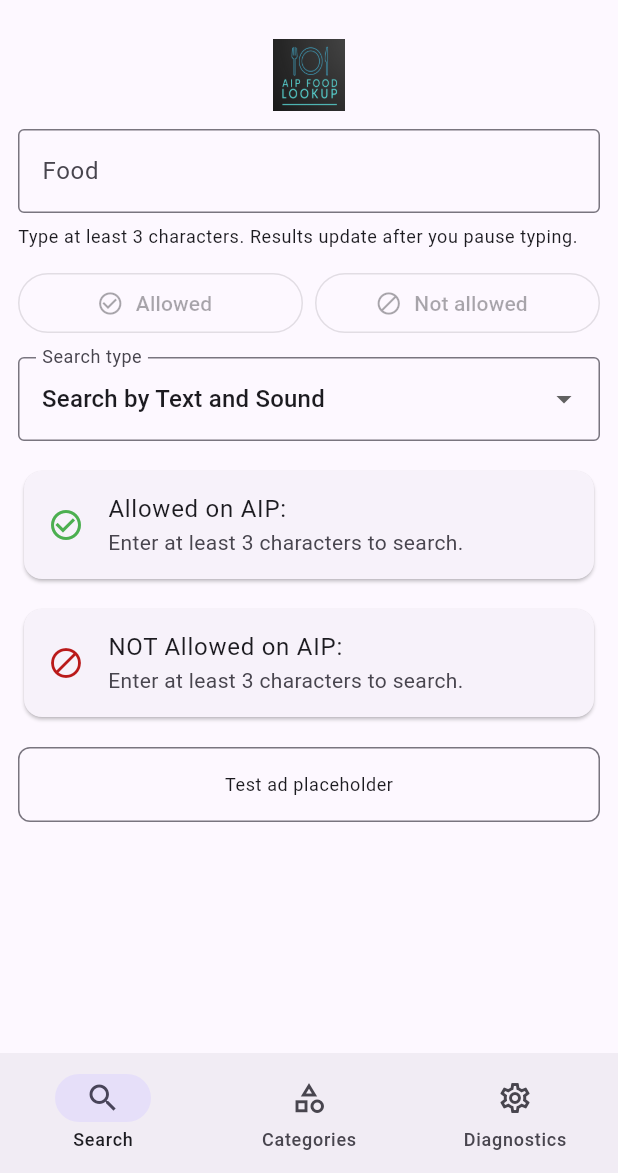
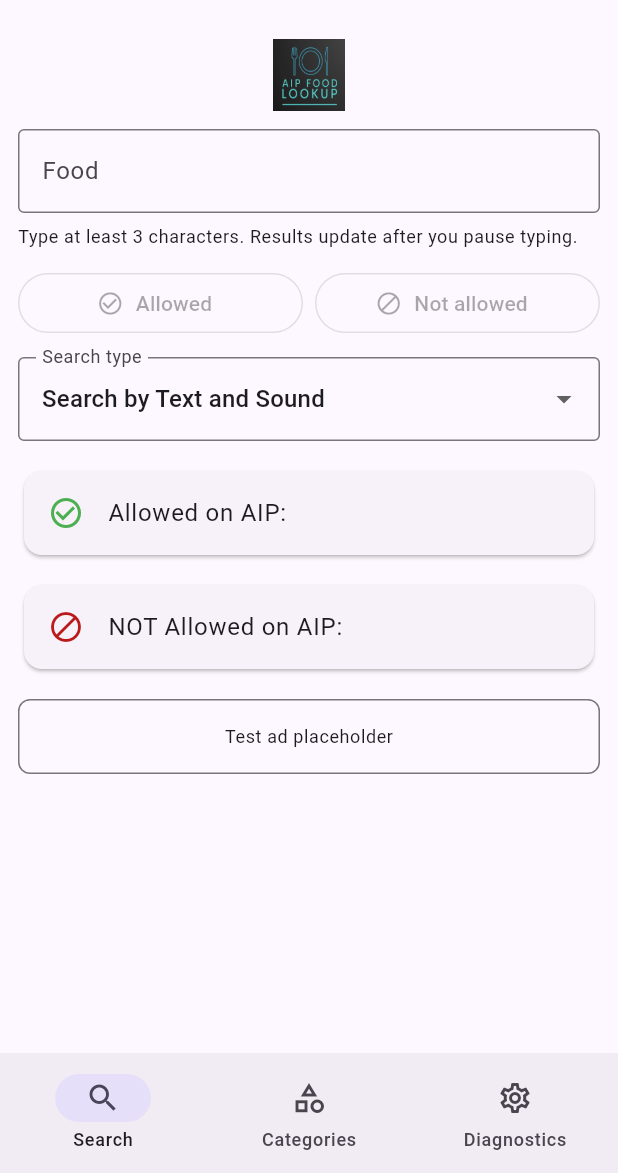
Before and after one commit to CalypsoSys/aip_food_lookup, a Flutter app: the screen it shows after launch, on a phone screen of 412 x 824 dp, the part 63-1236 px from its top. Run offline on Flutter 3.47's test engine with Material 3 defaults, Android fonts, the phone set to English and light mode, and no system bars.

Commit message:
fix: reduce repeated search helper text

```diff
--- a/flutter-app/lib/features/search/presentation/search_screen.dart
+++ b/flutter-app/lib/features/search/presentation/search_screen.dart
@@ -218,7 +218,7 @@ class _SearchScreenState extends State<SearchScreen> {
     required String suggestion,
   }) {
     if (state.query.trim().length < 3) {
-      return 'Enter at least 3 characters to search.';
+      return '';
     }
     if (state.isLoading) {
       return 'Searching...';
@@ -264,7 +264,7 @@ class _ResultSection extends StatelessWidget {
         child: ListTile(
           leading: Icon(icon, color: statusColor),
           title: Text(hasSearched ? '$title 0' : title),
-          subtitle: Text(fallback),
+          subtitle: fallback.isEmpty ? null : Text(fallback),
         ),
       );
     }
```
